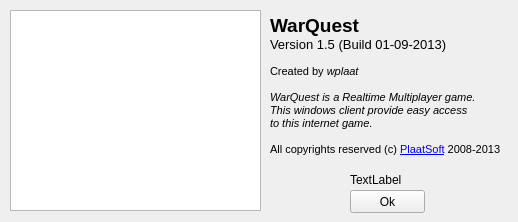
The window that windows/src/about.ui (plaatsoft/warquest) describes before a commit, drawn with Qt 5.
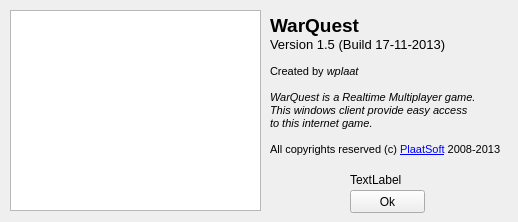
The same window after the commit.

```diff
--- a/windows/src/about.ui
+++ b/windows/src/about.ui
@@ -38,7 +38,7 @@
 p, li { white-space: pre-wrap; }
 &lt;/style&gt;&lt;/head&gt;&lt;body style=&quot; font-family:'MS Shell Dlg 2'; font-size:8pt; font-weight:400; font-style:normal;&quot;&gt;
 &lt;p style=&quot; margin-top:0px; margin-bottom:0px; margin-left:0px; margin-right:0px; -qt-block-indent:0; text-indent:0px;&quot;&gt;&lt;span style=&quot; font-size:14pt; font-weight:600;&quot;&gt;WarQuest&lt;/span&gt;&lt;/p&gt;
-&lt;p style=&quot; margin-top:0px; margin-bottom:0px; margin-left:0px; margin-right:0px; -qt-block-indent:0; text-indent:0px;&quot;&gt;&lt;span style=&quot; font-size:10pt;&quot;&gt;Version 1.5 (Build 01-09-2013)&lt;/span&gt;&lt;/p&gt;
+&lt;p style=&quot; margin-top:0px; margin-bottom:0px; margin-left:0px; margin-right:0px; -qt-block-indent:0; text-indent:0px;&quot;&gt;&lt;span style=&quot; font-size:10pt;&quot;&gt;Version 1.5 (Build 17-11-2013)&lt;/span&gt;&lt;/p&gt;
 &lt;p style=&quot;-qt-paragraph-type:empty; margin-top:0px; margin-bottom:0px; margin-left:0px; margin-right:0px; -qt-block-indent:0; text-indent:0px;&quot;&gt;&lt;br /&gt;&lt;/p&gt;
 &lt;p style=&quot; margin-top:0px; margin-bottom:0px; margin-left:0px; margin-right:0px; -qt-block-indent:0; text-indent:0px;&quot;&gt;Created by &lt;span style=&quot; font-style:italic;&quot;&gt;wplaat&lt;/span&gt;&lt;/p&gt;
 &lt;p style=&quot;-qt-paragraph-type:empty; margin-top:0px; margin-bottom:0px; margin-left:0px; margin-right:0px; -qt-block-indent:0; text-indent:0px; font-style:italic;&quot;&gt;&lt;br /&gt;&lt;/p&gt;
```
